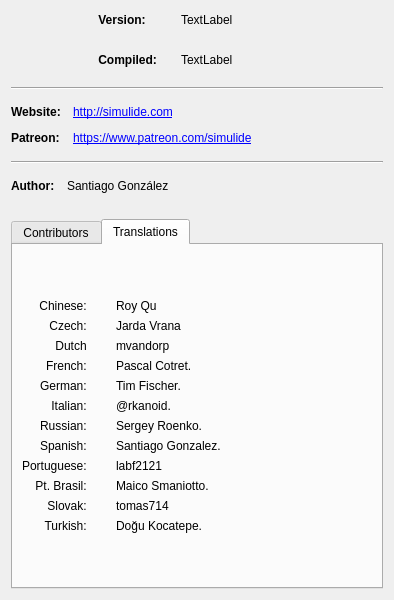
Before: the Qt Designer form src/gui/appdialogs/about.ui in Arcachofo/SimulIDE-dev, drawn with Qt 5.
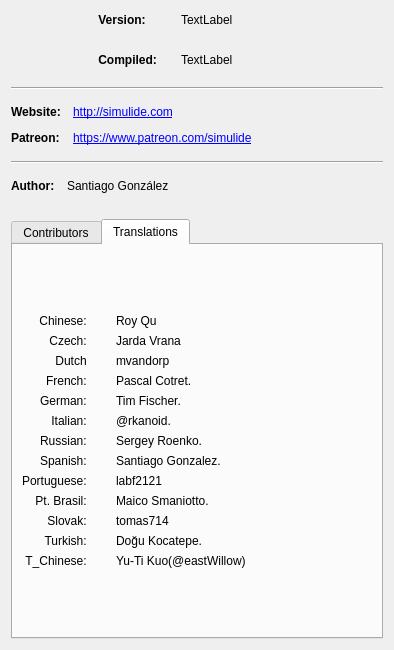
After: the same form once the commit is applied. The open tabs and pages were chosen to show the change. Icons and pictures are not drawn.

Commit message: Add Traditional Chinese

```diff
--- a/src/gui/appdialogs/about.ui
+++ b/src/gui/appdialogs/about.ui
@@ -7,7 +7,7 @@
     <x>0</x>
     <y>0</y>
     <width>394</width>
-    <height>600</height>
+    <height>650</height>
    </rect>
   </property>
   <property name="sizePolicy">
@@ -19,7 +19,7 @@
   <property name="minimumSize">
    <size>
     <width>350</width>
-    <height>600</height>
+    <height>650</height>
    </size>
   </property>
   <property name="maximumSize">
@@ -933,6 +933,35 @@
            </property>
           </widget>
          </item>
+         <item row="12" column="0">
+          <widget class="QLabel" name="label_49">
+           <property name="sizePolicy">
+            <sizepolicy hsizetype="Preferred" vsizetype="Fixed">
+             <horstretch>0</horstretch>
+             <verstretch>0</verstretch>
+            </sizepolicy>
+           </property>
+           <property name="text">
+            <string notr="true">T_Chinese:       </string>
+           </property>
+           <property name="alignment">
+            <set>Qt::AlignRight|Qt::AlignTrailing|Qt::AlignVCenter</set>
+           </property>
+          </widget>
+         </item>
+         <item row="12" column="1">
+          <widget class="QLabel" name="label_50">
+           <property name="sizePolicy">
+            <sizepolicy hsizetype="Expanding" vsizetype="Fixed">
+             <horstretch>0</horstretch>
+             <verstretch>0</verstretch>
+            </sizepolicy>
+           </property>
+           <property name="text">
+            <string notr="true">Yu-Ti Kuo(@eastWillow)</string>
+           </property>
+          </widget>
+         </item>
         </layout>
        </item>
       </layout>
```
The commit also changes 6 other files.
